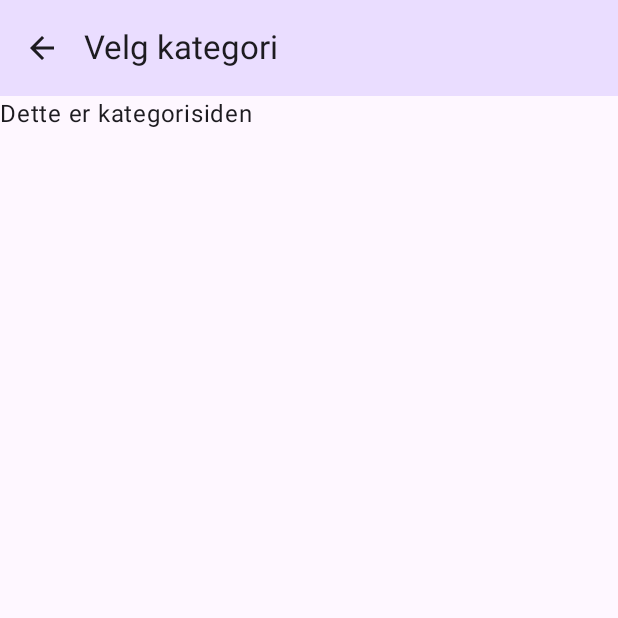
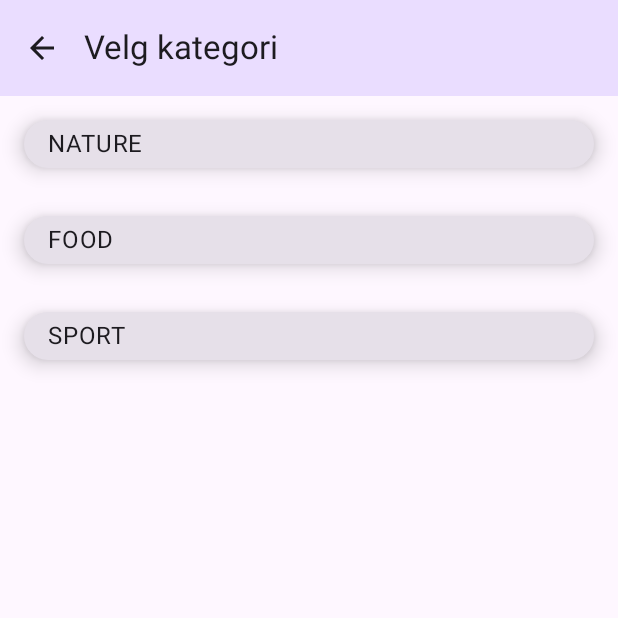
Before and after one commit to majonestube/Oblig3, an Android app built with Jetpack Compose: the screen it shows after launch (MainActivity), after a tap on "Kategori", on a phone screen of 412 x 824 dp, the top half of it. Run offline under Robolectric (Android 15) with nearby library versions, the phone set to English and light mode, and no system bars.

Commit message:
Funksjon for visning av bilder basert på kategorier

```diff
--- a/app/src/main/java/com/example/oblig3/data/ArtUiState.kt
+++ b/app/src/main/java/com/example/oblig3/data/ArtUiState.kt
@@ -8,4 +8,5 @@ data class ArtUiState(
     val numberOfPicturesChosen: Int = 0,
     val price: String = "",
     val chosenArtist: Long = 0,
+    val chosenCategory: Category = Category.NATURE
 )
--- a/app/src/main/java/com/example/oblig3/data/DataSource.kt
+++ b/app/src/main/java/com/example/oblig3/data/DataSource.kt
@@ -24,6 +24,12 @@ object DataSource {
             name = "Lisa",
             familyName = "Tønne"
         ),
+    )
+
+    val Categories: List<Category> = listOf(
+        Category.NATURE,
+        Category.FOOD,
+        Category.SPORT
     )
 
     val PhotosForSale: List<Photo> = listOf(
@@ -137,4 +143,8 @@ object DataSource {
     fun photosByArtist(artistId: Long): List<Photo> {
         return PhotosForSale.filter { it.artistId == artistId }
     }
+
+    fun photosByCategory(categoryId: Category): List<Photo> {
+        return PhotosForSale.filter { it.category == categoryId }
+    }
 }
--- a/app/src/main/java/com/example/oblig3/ui/ArtScreen.kt
+++ b/app/src/main/java/com/example/oblig3/ui/ArtScreen.kt
@@ -25,6 +25,7 @@ import androidx.navigation.compose.composable
 import androidx.navigation.compose.currentBackStackEntryAsState
 import androidx.navigation.compose.rememberNavController
 import com.example.oblig3.R
+import com.example.oblig3.data.Category
 
 enum class ArtScreen (@StringRes val title: Int) {
     Start(title = R.string.main_title),
@@ -109,7 +110,12 @@ fun ArtdealerApp(
             }
 
             composable (route = ArtScreen.Category.name) {
-                CategoryScreen()
+                CategoryScreen(
+                    onClick = {categoryId: Category ->
+                        viewModel.setCategory(categoryId)
+                        navController.navigate(ArtScreen.PictureByCategory.name)
+                    }
+                )
             }
 
             composable (route = ArtScreen.PictureByArtist.name) {
@@ -117,6 +123,12 @@ fun ArtdealerApp(
                     artistId = uiState.chosenArtist
                 )
             }
+            composable (route = ArtScreen.PictureByCategory.name) {
+                PicturesByCategoryScreen(
+                    categoryId = uiState.chosenCategory
+                )
+            }
+
         }
     }
 
--- a/app/src/main/java/com/example/oblig3/ui/CategoryScreen.kt
+++ b/app/src/main/java/com/example/oblig3/ui/CategoryScreen.kt
@@ -1,11 +1,59 @@
 package com.example.oblig3.ui
 
+import androidx.compose.foundation.clickable
+import androidx.compose.foundation.layout.Column
+import androidx.compose.foundation.layout.fillMaxWidth
+import androidx.compose.foundation.layout.heightIn
+import androidx.compose.foundation.layout.padding
+import androidx.compose.foundation.lazy.grid.GridCells
+import androidx.compose.foundation.lazy.grid.LazyVerticalGrid
+import androidx.compose.foundation.lazy.grid.items
+import androidx.compose.foundation.shape.RoundedCornerShape
+import androidx.compose.material3.Card
+import androidx.compose.material3.CardDefaults
 import androidx.compose.material3.Text
 import androidx.compose.runtime.Composable
+import androidx.compose.ui.Modifier
+import androidx.compose.ui.platform.LocalConfiguration
+import androidx.compose.ui.res.dimensionResource
+import androidx.compose.ui.unit.dp
+import com.example.oblig3.R
+import com.example.oblig3.data.Artist
+import com.example.oblig3.data.Category
+import com.example.oblig3.data.DataSource
 
 @Composable
-fun CategoryScreen () {
-    Text(
-        text = "Dette er kategorisiden"
-    )
+fun CategoryScreen (
+    onClick: (Category) -> Unit
+) {
+    val category: List<Category> = DataSource.Categories
+
+    if (category.isNotEmpty()) {
+        LazyVerticalGrid(
+            columns = GridCells.Fixed(1),
+            modifier = Modifier
+                .heightIn(min = 0.dp, max = LocalConfiguration.current.screenHeightDp.dp * 0.55f)
+        ) {
+            items(category) { item ->
+                Card (
+                    modifier = Modifier
+                        .fillMaxWidth()
+                        .padding(dimensionResource(R.dimen.padding_medium))
+                        .clickable { onClick(item) },
+                    shape = RoundedCornerShape(16.dp),
+                    elevation = CardDefaults.cardElevation(
+                        defaultElevation = 8.dp
+                    )
+                ) {
+                    Column(
+                        modifier = Modifier.padding(start = 16.dp, top = 4.dp, bottom = 4.dp)
+                    ) {
+                        Text(
+                            text = item.name
+                        )
+                    }
+                }
+            }
+        }
+    }
 }
```
Also changed, not shown: app/src/main/java/com/example/oblig3/ui/ArtViewModel.kt (+10 -0 lines), app/src/main/java/com/example/oblig3/ui/PicturesByCategoryScreen.kt (added, +44 -0 lines).
